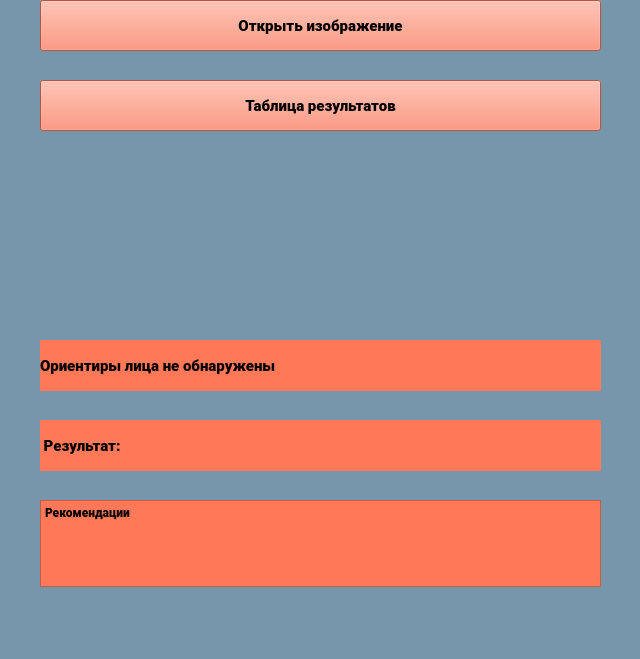
Above: easy_eyes_des.ui from plushkii/Easy_eyes before the change. Below: the same form after it.
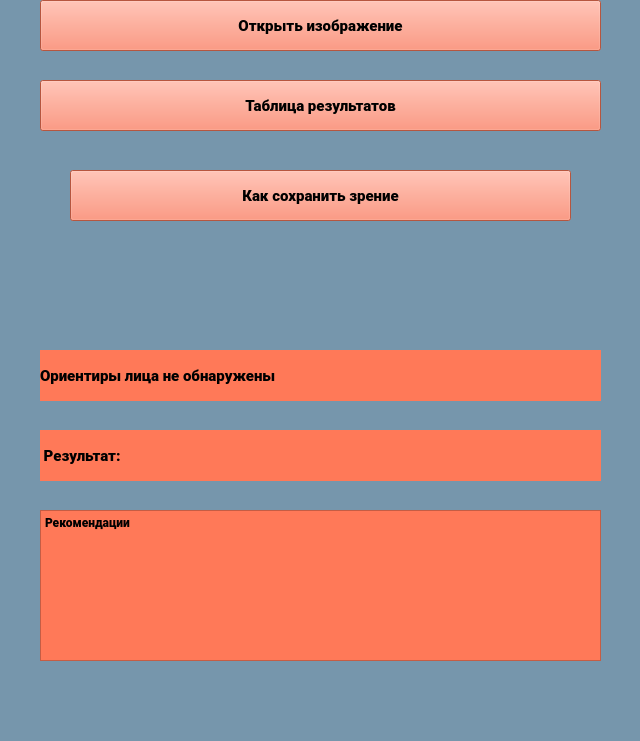
That is the form after the change.

```diff
--- a/easy_eyes_des.ui
+++ b/easy_eyes_des.ui
@@ -7,7 +7,7 @@
     <x>0</x>
     <y>0</y>
     <width>640</width>
-    <height>659</height>
+    <height>741</height>
    </rect>
   </property>
   <property name="font">
@@ -74,7 +74,7 @@
     <property name="geometry">
      <rect>
       <x>40</x>
-      <y>340</y>
+      <y>350</y>
       <width>561</width>
       <height>51</height>
      </rect>
@@ -159,7 +159,7 @@
     <property name="geometry">
      <rect>
       <x>40</x>
-      <y>420</y>
+      <y>430</y>
       <width>561</width>
       <height>51</height>
      </rect>
@@ -197,9 +197,9 @@
     <property name="geometry">
      <rect>
       <x>40</x>
-      <y>500</y>
+      <y>510</y>
       <width>561</width>
-      <height>87</height>
+      <height>151</height>
      </rect>
     </property>
     <property name="font">
@@ -220,6 +220,50 @@
 &lt;p style=&quot; margin-top:0px; margin-bottom:0px; margin-left:0px; margin-right:0px; -qt-block-indent:0; text-indent:0px;&quot;&gt;&lt;span style=&quot; font-family:'MS Shell Dlg 2'; font-weight:600;&quot;&gt;Рекомендации&lt;/span&gt;&lt;/p&gt;&lt;/body&gt;&lt;/html&gt;</string>
     </property>
    </widget>
+   <widget class="QPushButton" name="save_eye">
+    <property name="enabled">
+     <bool>true</bool>
+    </property>
+    <property name="geometry">
+     <rect>
+      <x>70</x>
+      <y>170</y>
+      <width>501</width>
+      <height>51</height>
+     </rect>
+    </property>
+    <property name="font">
+     <font>
+      <family>Roboto Black</family>
+      <pointsize>11</pointsize>
+      <weight>75</weight>
+      <italic>false</italic>
+      <bold>true</bold>
+      <underline>false</underline>
+      <strikeout>false</strikeout>
+      <stylestrategy>PreferAntialias</stylestrategy>
+      <kerning>true</kerning>
+     </font>
+    </property>
+    <property name="styleSheet">
+     <string notr="true">background-color :rgb(255, 121, 88); color :rgb(0,0, 0)</string>
+    </property>
+    <property name="text">
+     <string>Как сохранить зрение</string>
+    </property>
+    <property name="checkable">
+     <bool>false</bool>
+    </property>
+    <property name="autoDefault">
+     <bool>false</bool>
+    </property>
+    <property name="default">
+     <bool>false</bool>
+    </property>
+    <property name="flat">
+     <bool>false</bool>
+    </property>
+   </widget>
   </widget>
   <widget class="QMenuBar" name="menubar">
    <property name="geometry">
```
